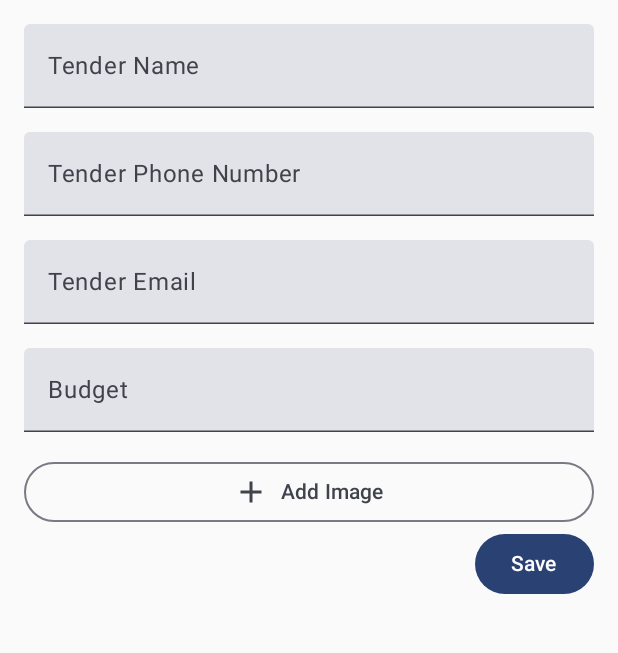
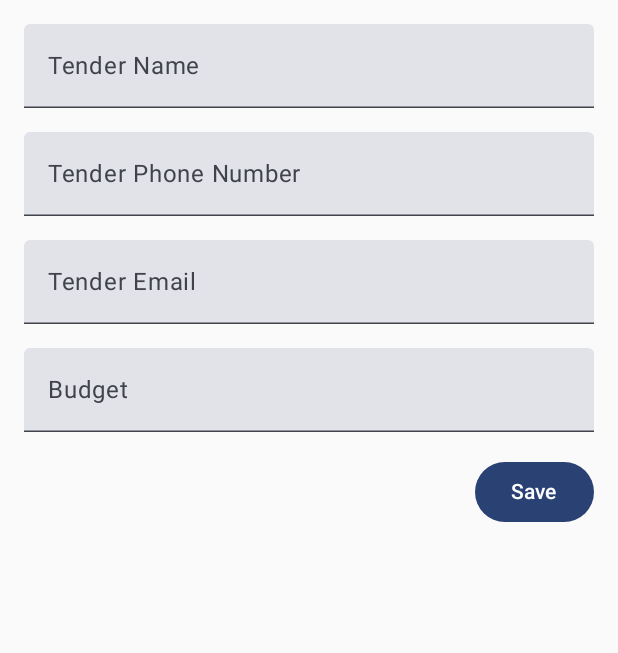
Before and after one commit to andrewkibet/Wprojects, an Android app built with Jetpack Compose: the AdminPage screen opened directly, with no data from a screen before it, on a phone screen of 412 x 824 dp, the part 216-869 px from its top. Run offline under Robolectric (Android 15) with nearby library versions, the phone set to English and light mode, and no system bars; our stand-ins replace Firebase (no records; nobody signed in at launch, a user with empty details on screens opened directly).

Commit message:
Update AdminPage.kt

```diff
--- a/Project/app/src/main/java/com/kiplele/project/AdminPage.kt
+++ b/Project/app/src/main/java/com/kiplele/project/AdminPage.kt
@@ -70,20 +70,7 @@ fun AdminPageContent() {
 
 
     // Image picker launcher
-    val imagePickerLauncher = rememberLauncherForActivityResult(ActivityResultContracts.StartActivityForResult()) { result ->
-        if (result.resultCode == Activity.RESULT_OK) {
-            val intent = result.data
-            intent?.data?.let { uri ->
-                // Convert the selected image URI to a file and store it in the state variable
-                try {
-                    val selectedFile = File(uri.toString())
-                    selectedImageFile = selectedFile
-                } catch (e: IOException) {
-                    // Handle file access error if necessary
-                }
-            }
-        }
-    }
+
 
     Box(modifier = Modifier.fillMaxSize()) {
         // BackgroundImage()
@@ -151,17 +138,7 @@ fun AdminPageContent() {
             )
 
             Spacer(modifier = Modifier.height(16.dp))
-            OutlinedButton(
-                onClick = {
-                    val imagePickerIntent = Intent(Intent.ACTION_PICK, MediaStore.Images.Media.EXTERNAL_CONTENT_URI)
-                    imagePickerLauncher.launch(imagePickerIntent)
-                },
-                modifier = Modifier.fillMaxWidth()
-            ) {
-                Icon(imageVector = Icons.Default.Add, contentDescription = "Add Image")
-                Spacer(modifier = Modifier.width(8.dp))
-                Text("Add Image")
-            }
+
 
             Button(
                 onClick = {
```
